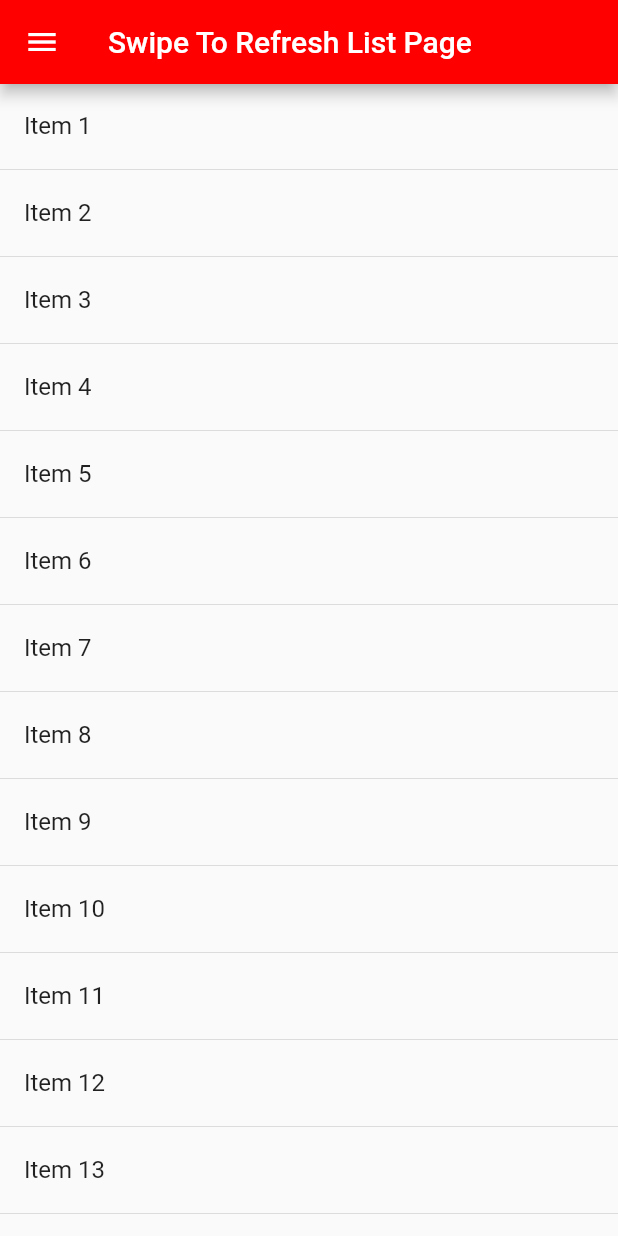
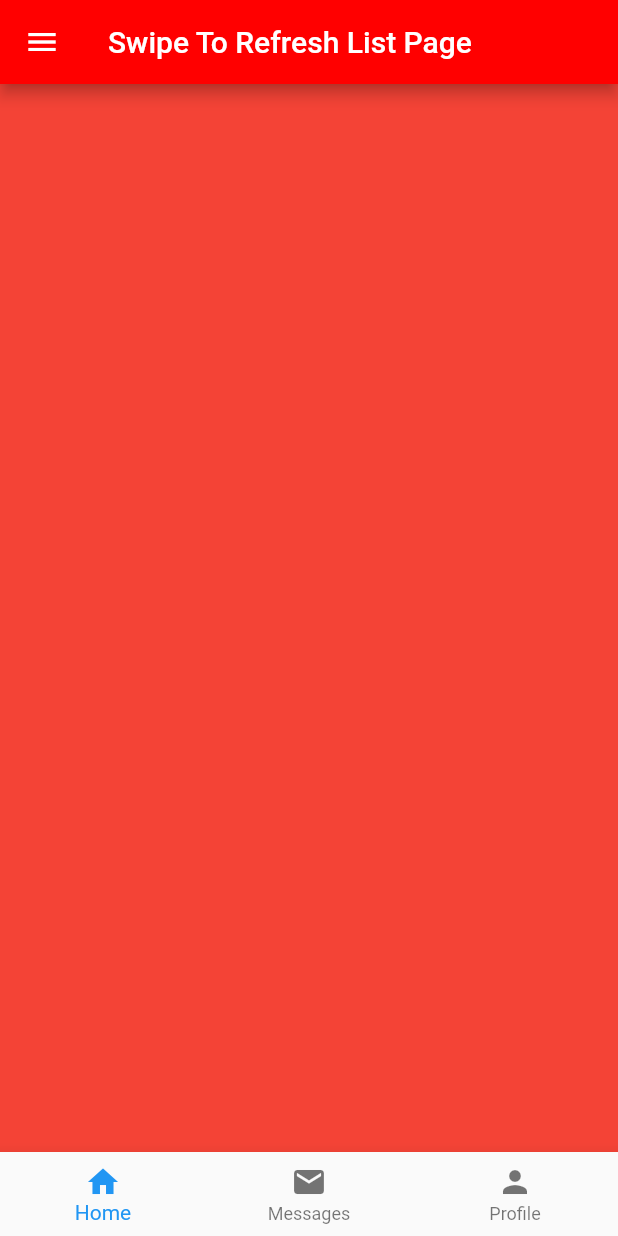
Before and after one commit to pankajnegii/flutterlistview, a Flutter app: the screen it shows after launch, in the side drawer, after a tap on "Animated Bottom Tab Bar", on a phone screen of 412 x 824 dp. Run offline on Flutter 3.47's test engine with Material 2 defaults, Android fonts, the phone set to English and light mode, and no system bars; our stand-ins replace camera, fluttertoast, shared_preferences, video_player; missing offline and left inert: flip_box_bar.

Commit message:
added Bottom Bar page

```diff
--- a/lib/drawerclass.dart
+++ b/lib/drawerclass.dart
@@ -4,6 +4,8 @@ import 'main.dart ';
 import 'values.dart';
 import 'listbuilderpage.dart';
 import 'savingobject.dart';
+import 'bottombar.dart';
+
 class MyDrawer extends StatelessWidget {
   static const String _AccountName = 'Pankaj Negi';
   static const String _AccountEmail = 'test@examples.com';
@@ -132,6 +134,17 @@ class MyDrawer extends StatelessWidget {
                       MySavingObject()));
             },
           ),
+          ListTile(
+            leading: Icon(Icons.tablet),
+            title: Text('Bottom Navigation'),
+            onTap: () {
+              Navigator.pop(context);
+              Navigator.push(context, MaterialPageRoute(
+                  builder: (context) =>
+                      MyBottomBar()));
+            },
+          ),
+
         ],
       ),
     );
--- a/lib/forclasses.dart
+++ b/lib/forclasses.dart
@@ -1,13 +1,15 @@
 import 'dart:async';
 import 'dart:convert';
+
+import 'package:flutter/material.dart';
+import 'package:flutter/services.dart';
 import 'package:fluttertoast/fluttertoast.dart';
-import 'package:flutter/material.dart';
 import 'package:http/http.dart' as http;
+import 'package:shared_preferences/shared_preferences.dart';
+
+import 'drawerclass.dart';
 import 'main.dart';
-import 'drawerclass.dart';
-import 'values.dart';
-import 'package:shared_preferences/shared_preferences.dart';
-import 'package:flutter/services.dart';            //to hide keyboard when clicked outside
+import 'values.dart'; //to hide keyboard when clicked outside
 // decode json data
 
 
@@ -38,6 +40,7 @@ class FavoratePage extends StatelessWidget {
           ),
           Image.asset('assets/images1.png'),
         ],),
+
     );
   }
 }
@@ -158,7 +161,8 @@ class BikeTab extends StatelessWidget {
   @override
   Widget build(BuildContext context) {
     return Center(child: Text(
-        "Bike tab is clicked " , style: TextStyle(color: themeColor()),)); // we can also return the whole layout page here
+      "Bike tab is clicked ", style: TextStyle(
+        color: themeColor()),)); // we can also return the whole layout page here
   }
 
 /* getSharedPreferences();
@@ -189,7 +193,8 @@ class RunTab extends StatelessWidget {
   @override
   Widget build(BuildContext context) {
     return Center(child: Text(
-        "Run tab is clicked " , style: TextStyle(color: themeColor()),)); // we can also return the whole layout page here
+      "Run tab is clicked ", style: TextStyle(
+        color: themeColor()),)); // we can also return the whole layout page here
   }
 }
 
@@ -200,7 +205,8 @@ class CarTab extends StatelessWidget {
   @override
   Widget build(BuildContext context) {
     return Center(child: Text(
-        "Car tab is clicked " , style: TextStyle(color: themeColor()),)); // we can also return the whole layout page here
+      "Car tab is clicked ", style: TextStyle(
+        color: themeColor()),)); // we can also return the whole layout page here
   }
 }
 
@@ -216,16 +222,18 @@ class MyLoginPage extends StatefulWidget {
 class _LoginPage extends State<MyLoginPage> {
 
   bool _obscureText = true;
-  bool _isSignUpButtonCLicked = false;
- // String _password = "";
-  final TextEditingController controllerPassword = new TextEditingController(text: '87654321');       // way to get value of textformfield
-  final TextEditingController controllerEmail = new TextEditingController(text: 'test@examples.com');
+  //bool _isSignUpButtonCLicked = false;
+
+  // String _password = "";
+  final TextEditingController controllerPassword = new TextEditingController(
+      text: '87654321'); // way to get value of textformfield
+  final TextEditingController controllerEmail = new TextEditingController(
+      text: 'test@examples.com');
+
   //SharedPreferences pref = await SharedPreferences.getInstance();
 
 
-
   Widget build(BuildContext context) {
-
     //Something new here
     final logo = Center( //Center is also used to be able to change the container size irrespective of other childs.
         child: Container(
@@ -253,11 +261,11 @@ class _LoginPage extends State<MyLoginPage> {
         hintText: 'Email',
         //labelText: 'Email',
         //enabledBorder: ,
-        focusedBorder: OutlineInputBorder(        //if focused
-            borderRadius: BorderRadius.circular(32.0),
+        focusedBorder: OutlineInputBorder( //if focused
+          borderRadius: BorderRadius.circular(32.0),
           borderSide: BorderSide(color: themeColor(), width: 1.0),
         ),
-        enabledBorder:  OutlineInputBorder(
+        enabledBorder: OutlineInputBorder(
           borderRadius: BorderRadius.circular(32.0),
           borderSide: BorderSide(color: themeColor(), width: 1.0),
         ),
@@ -283,10 +291,10 @@ class _LoginPage extends State<MyLoginPage> {
         mainAxisAlignment: MainAxisAlignment.spaceBetween,
         children: <Widget>[
           Expanded(
-            flex: 6,                    //to adjust size
+            flex: 6, //to adjust size
             child: new TextFormField(
               //autofocus: false,
-             // onFieldSubmitted: focusNode.unfocus(),
+              // onFieldSubmitted: focusNode.unfocus(),
               textAlign: TextAlign.left,
               controller: controllerPassword,
               style: TextStyle(color: themeColor()),
@@ -303,7 +311,8 @@ class _LoginPage extends State<MyLoginPage> {
           ),
           Expanded(
               flex: 1,
-              child: new IconButton(icon: Icon(Icons.remove_red_eye, color: _obscureText ? Colors.grey : themeColor() ),
+              child: new IconButton(icon: Icon(Icons.remove_red_eye,
+                  color: _obscureText ? Colors.grey : themeColor()),
                 onPressed: _toggle,
                 padding: EdgeInsets.fromLTRB(15.0, 8.0, 15.0, 8.0),
               )
@@ -377,10 +386,10 @@ class _LoginPage extends State<MyLoginPage> {
         child: Text('Log In', style: TextStyle(color: Colors.white)),
         onPressed: () {
           //toast for testing
-         //_showToast(controllerPassword.text);
-          SystemChannels.textInput.invokeMethod('TextInput.hide');    //to hide keyboard when clicked outside
+          //_showToast(controllerPassword.text);
+          SystemChannels.textInput.invokeMethod(
+              'TextInput.hide'); //to hide keyboard when clicked outside
           _checkLoginSuccess();
-
         },
         shape: new RoundedRectangleBorder(
           borderRadius: new BorderRadius.circular(30.0),),
@@ -410,7 +419,8 @@ class _LoginPage extends State<MyLoginPage> {
     //
 
     return Scaffold(
-      resizeToAvoidBottomPadding: false,    //to avoid page resizing when keyboard opens
+      resizeToAvoidBottomPadding: false,
+      //to avoid page resizing when keyboard opens
       drawer: MyDrawer(),
       appBar: AppBar(
         //backgroundColor: appBarColor(),
@@ -418,9 +428,10 @@ class _LoginPage extends State<MyLoginPage> {
       ),
       body: GestureDetector(
         onTap: () {
-          SystemChannels.textInput.invokeMethod('TextInput.hide');    //to hide keyboard when clicked outside
+          SystemChannels.textInput.invokeMethod(
+              'TextInput.hide'); //to hide keyboard when clicked outside
         },
-        child:  Center(
+        child: Center(
           child: ListView(
             shrinkWrap: true,
             padding: EdgeInsets.only(left: 24.0, right: 24.0),
@@ -440,33 +451,32 @@ class _LoginPage extends State<MyLoginPage> {
         ),
       ),
     );
+  }
 
-  }
   void _toggle() {
     setState(() {
       _obscureText = !_obscureText;
     });
   }
 
-  void _checkLoginSuccess() async{
+  void _checkLoginSuccess() async {
     SharedPreferences pref = await SharedPreferences.getInstance();
-    if(controllerEmail.text == pref.get('email') && controllerPassword.text == pref.get('password')){
+    if (controllerEmail.text == pref.get('email') &&
+        controllerPassword.text == pref.get('password')) {
       _showToast("Successfully Login");
       Navigator.pop(context);
       //The MaterialPageRoute is handy because it transitions to the new screen using a platform-specific animation.
       Navigator.push(context, MaterialPageRoute(
           builder: (context) =>
               MyHomePage(
-                  title : 'Basic List')));
-
+                  title: 'Basic List')));
     }
     else {
       _showToast("Some Login Issue");
     }
-
   }
 
-  void _showToast(String text){
+  void _showToast(String text) {
     Fluttertoast.showToast(
       msg: "Result : " + text,
       toastLength: Toast.LENGTH_SHORT,
@@ -477,44 +487,76 @@ class _LoginPage extends State<MyLoginPage> {
     );
   }
 
-  void _showSignUpPage(){
-
+ /* void _showSignUpPage() {
     //Make rest of the login widgets visibility gone.
 
 
-
-  }
+  }*/
 }
 
 //----------------  Refresh List Page ----------------------
 
+// Better method than Tab/Bike/ car classes as only one class need to be defined here and by changing parameter to constructer data can be changed.
 class SwipeToRefreshList extends StatefulWidget {
   @override
   _SwipeToRefreshListState createState() => new _SwipeToRefreshListState();
 }
 
 class _SwipeToRefreshListState extends State<SwipeToRefreshList> {
+  int _currentIndex = 0;
+  final List<Widget> _children = [
+    MyPlaceholderWidget(Colors.red),
+    MyPlaceholderWidget(Colors.yellow),
+    MyPlaceholderWidget(Colors.green)
+  ];
   int _count = 1;
   final GlobalKey<RefreshIndicatorState> _refreshIndicatorKey =
   new GlobalKey<RefreshIndicatorState>();
 
   @override
   Widget build(BuildContext context) {
-
     return Scaffold(
       drawer: MyDrawer(),
       appBar: AppBar(
-       // backgroundColor: appBarColor(),
+        // backgroundColor: appBarColor(),
         title: Text("Swipe To Refresh List Page"),
       ),
-      body: new RefreshIndicator(
-          child:  new ListView(
-            children:_getItems(),
+      body:
+      _children[_currentIndex],
+      /*new RefreshIndicator(
+          child: new ListView(
+            children: _getItems(),
           ),
-          onRefresh: _handleRefresh)
+          onRefresh: _handleRefresh),*/
+
+      bottomNavigationBar: BottomNavigationBar(
+          onTap: onTabTapped,
+          currentIndex:  _currentIndex,
+        items: [
+          new BottomNavigationBarItem(
+            icon: Icon(Icons.home),
+            title: Text('Home'),
+          ),
+          new BottomNavigationBarItem(
+            icon: Icon(Icons.mail),
+            title: Text('Messages'),
+          ),
+          new BottomNavigationBarItem(
+              icon: Icon(Icons.person),
+              title: Text('Profile')
+          )
+        ],
+      ),
 
     );
   }
+
+  void onTabTapped(int index) {
+    setState(() {
+      _currentIndex = index;
+    });
+  }
+
   List<Widget> _getItems() {
     var items = <Widget>[];
     for (int i = _count; i < _count + 15; i++) {
@@ -545,3 +587,18 @@ class _SwipeToRefreshListState extends State<SwipeToRefreshList> {
   }
 
 }
+
+//Classes for BottomNavigationBar children widget list
+class MyPlaceholderWidget extends StatelessWidget {
+
+  final Color color;
+
+  MyPlaceholderWidget(this.color);
+
+  @override
+  Widget build(BuildContext context) {
+    return Container(
+      color: color,
+    );
+  }
+}
--- a/projectsContent.txt
+++ b/projectsContent.txt
@@ -25,5 +25,6 @@
 -theme, changing app bar color of whole app
 -ListBuilder just like recyclerview on on MyListBuilderPage
 -Aimated Bottom Bar using plugin by Deven Joshi
+-Bottom Navigation bar changing whole body layout.
 
 ------------TODO-------keyboard hide when not in focus(login page)---------------Done now-----------
--- a/pubspec.yaml
+++ b/pubspec.yaml
@@ -29,8 +29,12 @@ dependencies:
 dev_dependencies:
   flutter_test:
     sdk: flutter
+  flutter_launcher_icons: "^0.7.0"
 
-
+flutter_icons:
+  image_path: "icons/icon_mario.png"
+  android: "launcher_icon"
+  ios: true
 # For information on the generic Dart part of this file, see the
 # following page: https://www.dartlang.org/tools/pub/pubspec
 
```
Also changed, not shown: lib/bottombar.dart (added, +80 -0 lines), icons/icon_mario.png (added).
